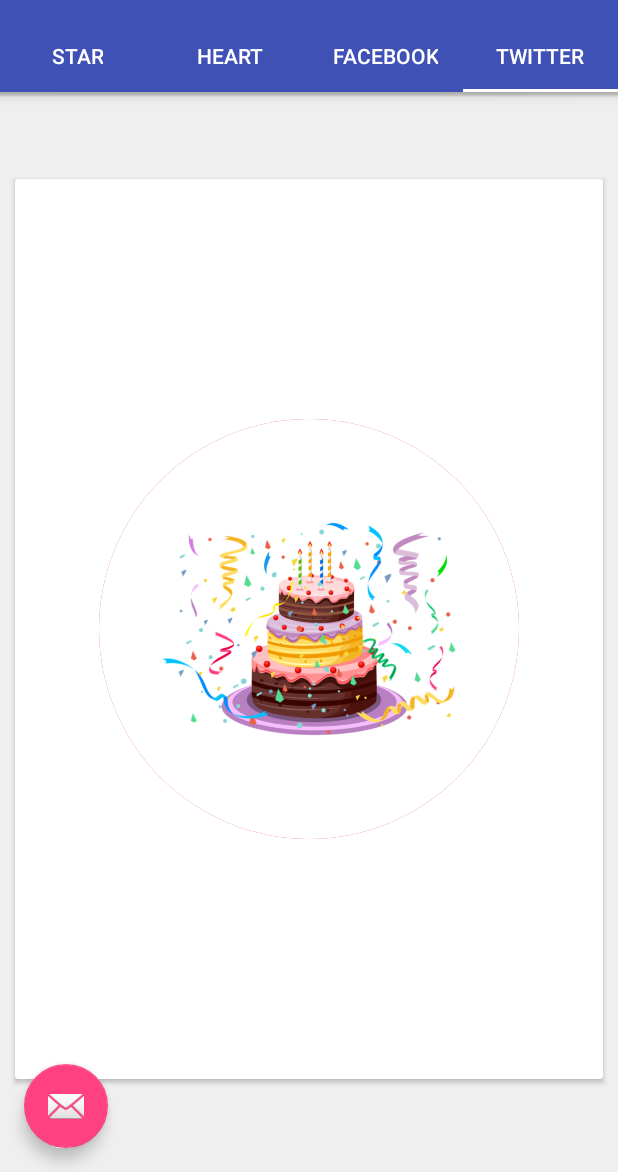
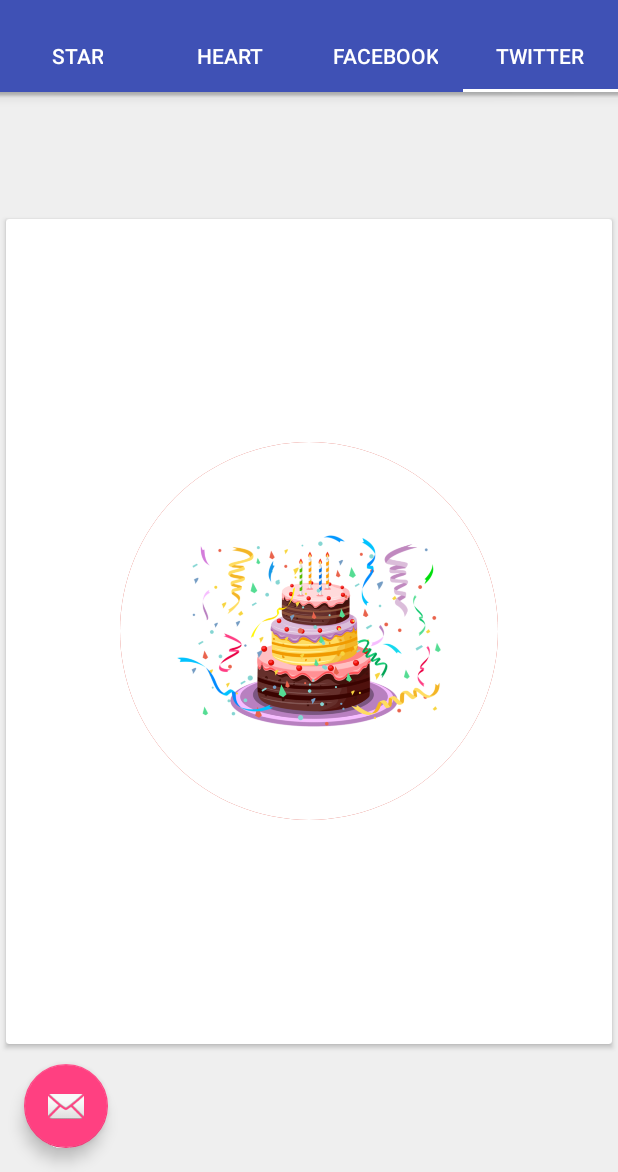
Before and after one commit to mhraju/Spark, an Android app: the screen it shows after launch (DemoActivity), tab 4 chosen, on a phone screen of 412 x 824 dp, the part 64-1236 px from its top. Run offline under Robolectric (Android 15) with nearby library versions, the phone set to English and light mode, and no system bars; libraries missing offline, so code that uses them is left out: com.hanks.htextview, com.joaquimley.faboptions; plain views replace FabOptions, HTextView; pictures from the network do not load; 10 statements that could not run were skipped.

Commit message:
twitter layout

```diff
--- a/app/src/main/res/layout/demo_twitter.xml
+++ b/app/src/main/res/layout/demo_twitter.xml
@@ -23,9 +23,8 @@
             android:id="@+id/twitter_card"
             android:layout_width="match_parent"
             android:layout_height="wrap_content"
-            android:layout_marginLeft="10dp"
-            android:layout_marginRight="10dp"
-            android:layout_marginBottom="4dp"
+            android:layout_marginLeft="4dp"
+            android:layout_marginRight="4dp"
             android:layout_gravity="center"
             android:clipChildren="false"
             android:clipToPadding="false">
@@ -37,18 +36,18 @@
                 android:layout_height="wrap_content"
                 android:layout_marginBottom="4dp"
                 android:layout_marginLeft="16dp"
-                android:layout_marginTop="4dp"
+                android:layout_marginTop="16dp"
                 android:layout_marginRight="16dp"
-                android:textSize="20dp" />
+                android:textSize="24sp" />
 
                 <com.varunest.sparkbutton.SparkButton
                     android:id="@+id/twitter_button"
                     android:layout_width="match_parent"
-                    android:layout_height="match_parent"
+                    android:layout_height="550dp"
                     android:layout_gravity="center"
                     android:clickable="false"
                     app:sparkbutton_activeImage="@drawable/bd_cake"
-                    app:sparkbutton_iconSize="200dp"
+                    app:sparkbutton_iconSize="180dp"
                     app:sparkbutton_pressOnTouch="false"
                     app:sparkbutton_primaryColor="@color/heart_primary_color"
                     app:sparkbutton_secondaryColor="@color/heart_secondary_color" />
```
